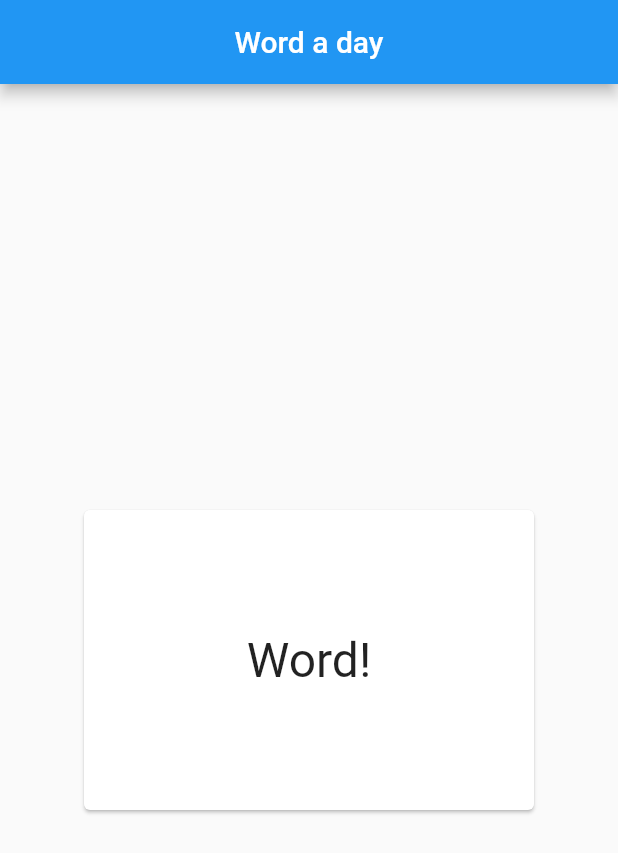
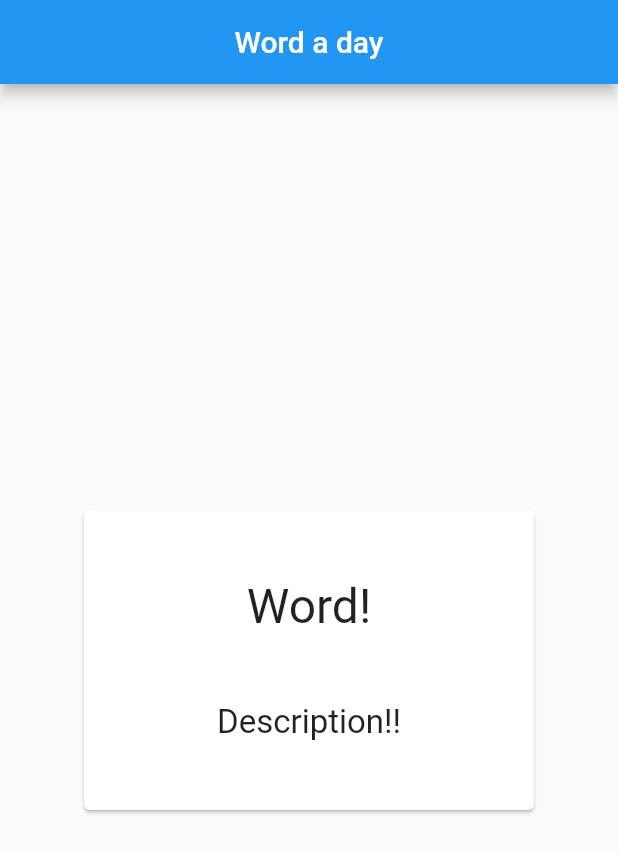
Before and after one commit to vishnuchandrashekar/word_a_day_v2, a Flutter app: the screen it shows after launch, on a phone screen of 412 x 824 dp. Shown: the top 853 px of the screen. Run offline on Flutter 3.47's test engine with Material 2 defaults, Android fonts, the phone set to English and light mode, and no system bars.

Commit message:
Refactored the main page into a column & aligned the text in the word_card

```diff
--- a/lib/main.dart
+++ b/lib/main.dart
@@ -24,9 +24,15 @@ class _MyAppState extends State<MyApp> {
             title: const Text("Word a day"),
             centerTitle: true,
           ),
-          body: Center(
-            // Displays the Card that hold the word as well as the definition.
-            child: wordTextCard.showWordCard(),
+          body: Column(
+            mainAxisAlignment: MainAxisAlignment.center,
+            //crossAxisAlignment: CrossAxisAlignment.center,
+            children: [
+              // Displays the Card that hold the word as well as the definition.
+              Center(
+                child: wordTextCard.showWordCard(),
+              ),
+            ],
           ),
         ),
       ),
--- a/lib/word_card.dart
+++ b/lib/word_card.dart
@@ -7,18 +7,28 @@ class WordCard {
     return Card(
       child: Column(
         mainAxisSize: MainAxisSize.min,
-        children: const <Widget>[
+        children: <Widget>[
           SizedBox(
             width: 300,
             height: 200,
-            child: Center(
-              child: Text(
-                style: TextStyle(
-                  fontSize: 32,
+            child: Column(
+              mainAxisAlignment: MainAxisAlignment.spaceEvenly,
+              children: const [
+                Text(
+                  style: TextStyle(
+                    fontSize: 32,
+                  ),
+                  // Need to make this dynamic
+                  "Word!",
                 ),
-                // Need to make this dynamic
-                "Word!",
-              ),
+                //Spacer(flex: MainAxisAlignment.spaceEvenly,),
+                Text(
+                  "Description!!",
+                  style: TextStyle(
+                    fontSize: 22,
+                  ),
+                ),
+              ],
             ),
           ),
         ],
```
